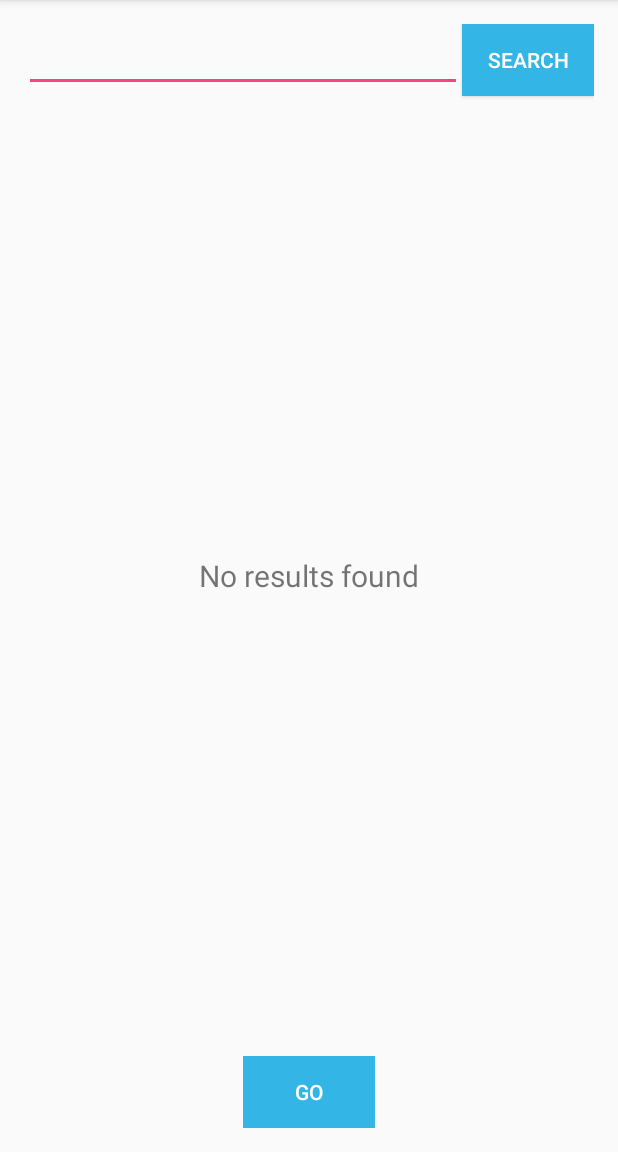
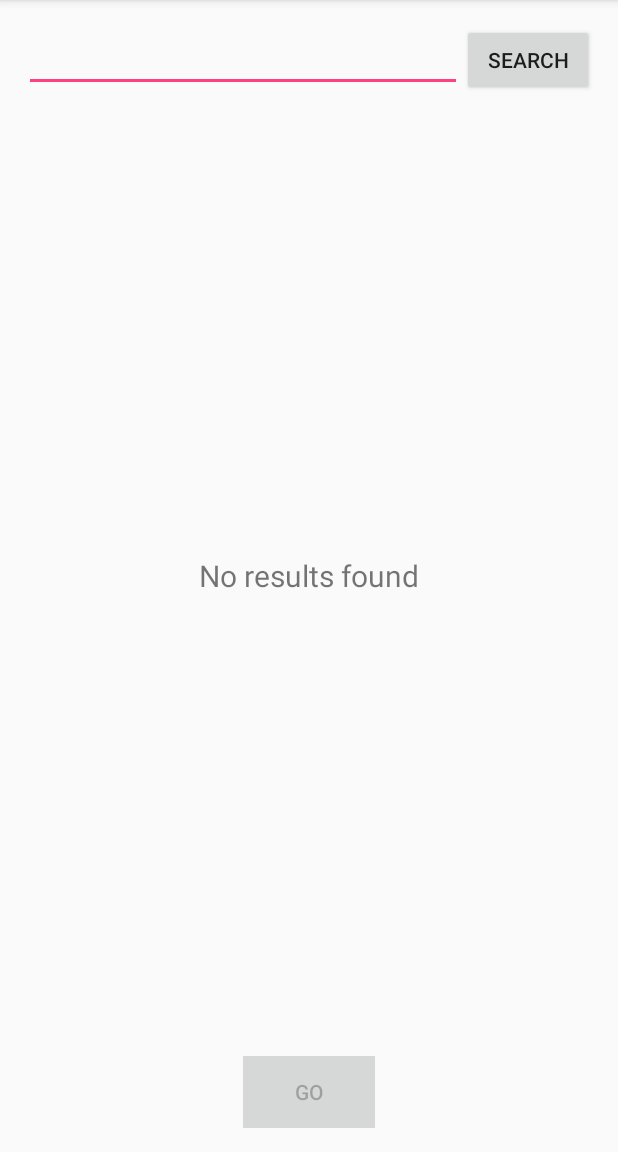
Before and after one commit to rasjoy/HW5_Group34, an Android app: the screen it shows after launch (MainActivity), after a tap on "SEARCH", on a phone screen of 412 x 824 dp, the part 84-1236 px from its top. Run offline under Robolectric (Android 15) with nearby library versions, the phone set to English and light mode, and no system bars.

Commit message:
Changed button colors

```diff
--- a/app/src/main/res/layout/activity_main.xml
+++ b/app/src/main/res/layout/activity_main.xml
@@ -25,8 +25,7 @@
             android:layout_centerHorizontal="true"
             android:id="@+id/goButton"
             android:onClick="goClick"
-            android:background="@android:color/holo_blue_light"
-            android:textColor="@android:color/background_light"
+            android:background="?android:attr/colorButtonNormal"
             android:enabled="false" />
 
         <EditText
@@ -49,8 +48,6 @@
             android:layout_alignParentRight="true"
             android:layout_alignParentEnd="true"
             android:id="@+id/searchButton"
-            android:background="@android:color/holo_blue_light"
-            android:textColor="@android:color/background_light"
             android:onClick="search" />
 
         <ScrollView
```
